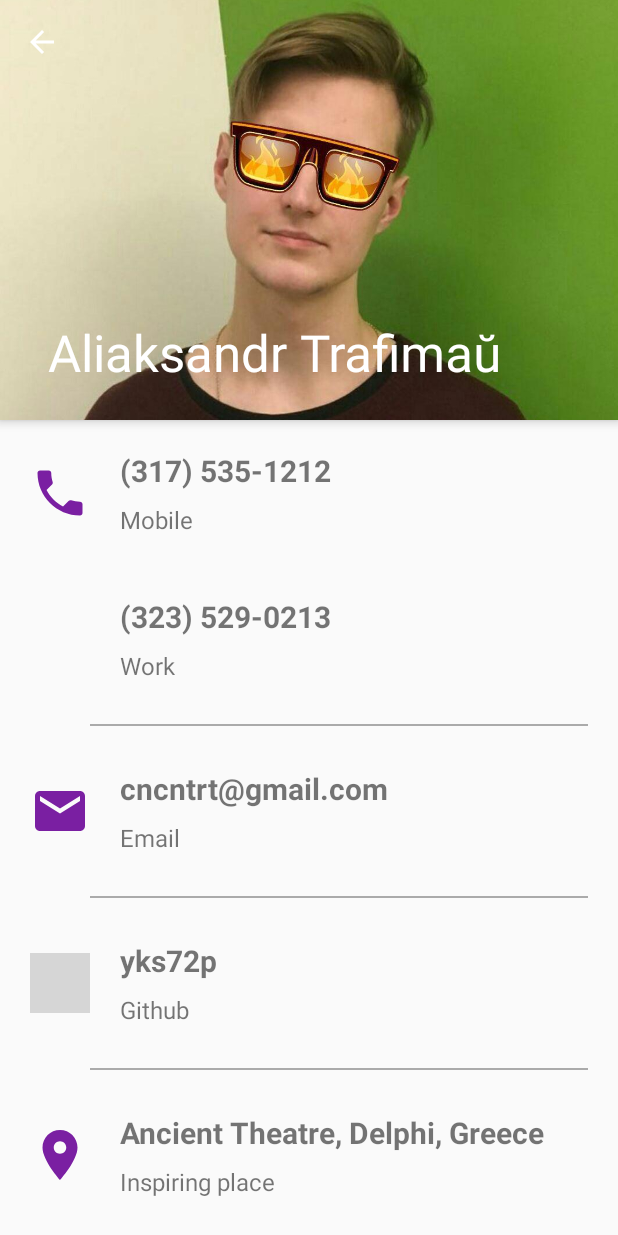
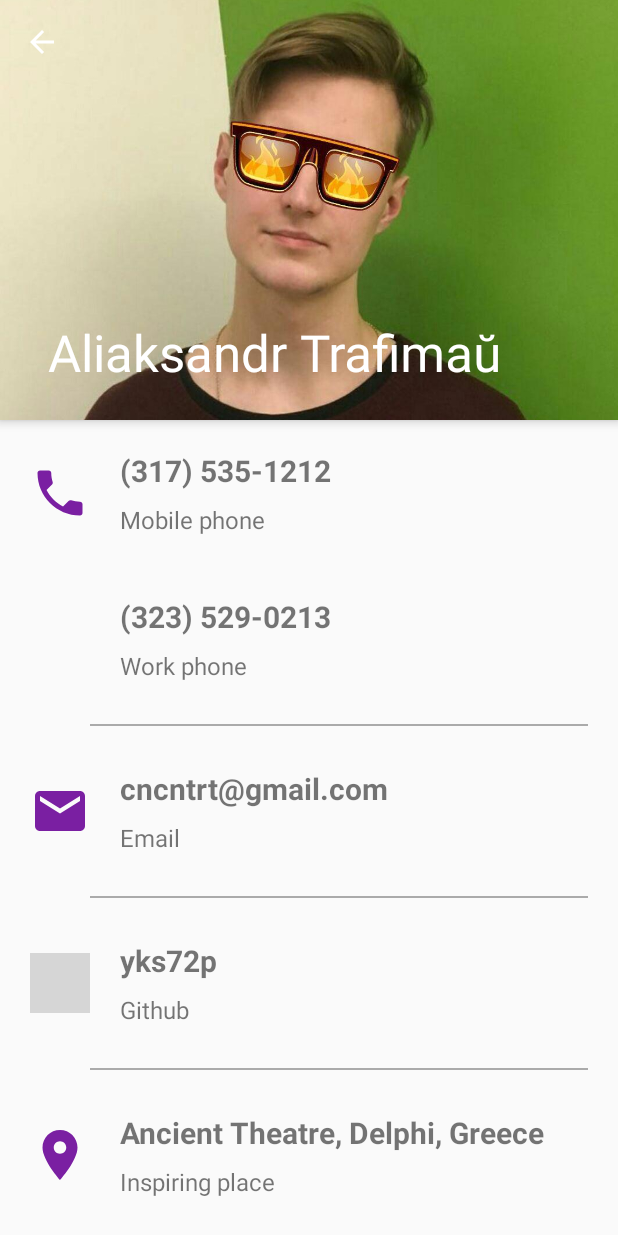
Before and after one commit to navalnica/AndroidAppLauncher, an Android app: the ActivityProfile screen opened directly, with no data from a screen before it, on a phone screen of 412 x 824 dp. Run offline under Robolectric (Android 15) with nearby library versions, the phone set to English and light mode, and no system bars; libraries missing offline, so code that uses them is left out: com.yandex.metrica; 1 statement that could not run was skipped; grey boxes are pictures that could not be loaded.

Commit message:
task5: edited localizations

```diff
--- a/app/src/main/java/com/example/trafimau_app/activity/launcher/ActivityLauncher.java
+++ b/app/src/main/java/com/example/trafimau_app/activity/launcher/ActivityLauncher.java
@@ -108,6 +108,10 @@ public class ActivityLauncher extends AppCompatActivity {
             drawerLayout.closeDrawer(GravityCompat.START);
             return;
         }
+        if (!isAppsFragmentShown) {
+            isAppsFragmentShown = true;
+            setTitle(R.string.applications);
+        }
         super.onBackPressed();
     }
 
@@ -196,7 +200,7 @@ public class ActivityLauncher extends AppCompatActivity {
                 this, getString(R.string.notificationChannelId))
                 .setSmallIcon(R.drawable.ic_color_lens_black_24dp)
                 .setColor(Color.MAGENTA)
-                .setContentTitle(getString(R.string.push_with_color))
+                .setContentTitle(getString(R.string.push_with_color_title))
                 .setContentText(getString(R.string.push_with_color_description))
                 .setPriority(NotificationCompat.PRIORITY_DEFAULT);
 
--- a/app/src/main/res/values/strings.xml
+++ b/app/src/main/res/values/strings.xml
@@ -2,8 +2,8 @@
     <string name="app_name" translatable="false">TrafimauApp</string>
     <string name="appDescription">This is the appEntity launcher made for MDS</string>
     <string name="greeting">Welcome!</string>
-    <string name="authorImageContentDescription">Author image</string>
-    <string name="appIconContentDescription">Application icon</string>
+    <string name="authorImageContentDescription" translatable="false">Author image</string>
+    <string name="appIconContentDescription" translatable="false">Application icon</string>
 
     <string name="themePickerLight">Light Theme</string>
     <string name="themePickerDark">Dark theme</string>
@@ -22,8 +22,8 @@
     <string name="color">Color</string>
 
     <string name="desktop">Desktop</string>
-    <string name="gridLauncher">Grid Launcher</string>
-    <string name="listLauncher">List Launcher</string>
+    <string name="gridLauncher">Grid</string>
+    <string name="listLauncher">List</string>
     <string name="applications">Applications</string>
     <string name="settings">Settings</string>
 
@@ -43,30 +43,30 @@
     <string name="sitename_hint" translatable="false">sitename.com</string>
     <string name="enterTheSiteLink">Enter the site link</string>
     <string name="notifications">Notifications</string>
-    <string name="send_push_notification">Send simple push</string>
+    <string name="send_push_notification">Simple push</string>
     <string name="simple_push_title">Simple push</string>
     <string name="simple_push_description">You have sent simple push</string>
     <string name="push_with_color_description">You have sent push with color</string>
-    <string name="push_with_color">Push with color</string>
+    <string name="push_with_color_title">Colored push</string>
 
-    <string name="notificationChannelId">TrafimauAppChannelId</string>
-    <string name="notificationChannelName">TrafimauAppChannelName</string>
-    <string name="notificationChannelDescription">TrafimauAppChannelDescription</string>
-    <string name="send_push_with_color">Send colored push</string>
-    <string name="mobilePhoneNumber">(317) 535-1212</string>
-    <string name="mobilePhone">Mobile</string>
-    <string name="phoneIcon">phone icon</string>
-    <string name="emailIcon">Email icon</string>
-    <string name="email">cncntrt@gmail.com</string>
+    <string name="notificationChannelId" translatable="false">TrafimauAppChannelId</string>
+    <string name="notificationChannelName" translatable="false">TrafimauAppChannelName</string>
+    <string name="notificationChannelDescription" translatable="false">TrafimauAppChannelDescription</string>
+    <string name="send_push_with_color">Colored push</string>
+    <string name="mobilePhoneNumber" translatable="false">(317) 535-1212</string>
+    <string name="mobilePhone">Mobile phone</string>
+    <string name="phoneIcon" translatable="false">phone icon</string>
+    <string name="emailIcon" translatable="false">Email icon</string>
+    <string name="email" translatable="false">cncntrt@gmail.com</string>
     <string name="email_label">Email</string>
-    <string name="workPhoneNumber">(323) 529-0213</string>
-    <string name="workPhone">Work</string>
+    <string name="workPhoneNumber" translatable="false">(323) 529-0213</string>
+    <string name="workPhone">Work phone</string>
     <string name="inspiringPlace">Inspiring place</string>
     <string name="inspiringPlaceLocation">Ancient Theatre, Delphi, Greece</string>
-    <string name="github">Github</string>
-    <string name="githubProfile">yks72p</string>
-    <string name="workPhoneIcon">Work phone icon</string>
-    <string name="githubIcon">Github icon</string>
-    <string name="inspiring_place_icon">Inspiring place icon</string>
+    <string name="github" translatable="false">Github</string>
+    <string name="githubProfile" translatable="false">yks72p</string>
+    <string name="workPhoneIcon" translatable="false">Work phone icon</string>
+    <string name="githubIcon" translatable="false">Github icon</string>
+    <string name="inspiring_place_icon" translatable="false">Inspiring place icon</string>
 
 </resources>
```
Also changed, not shown: 2 other files.
